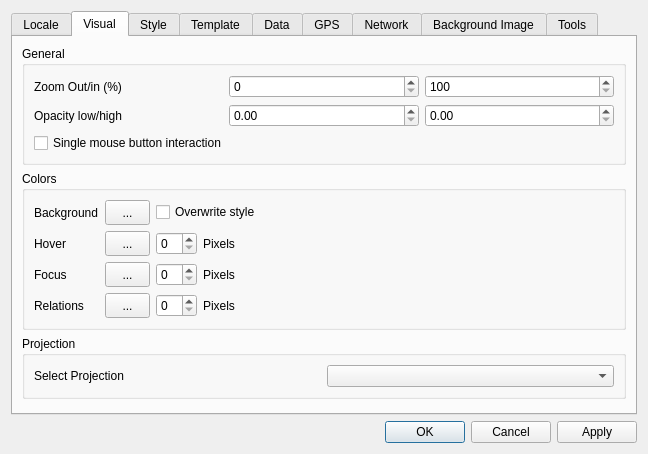
Qt form Preferences/PreferencesDialog.ui (openstreetmap/merkaartor) before a commit.
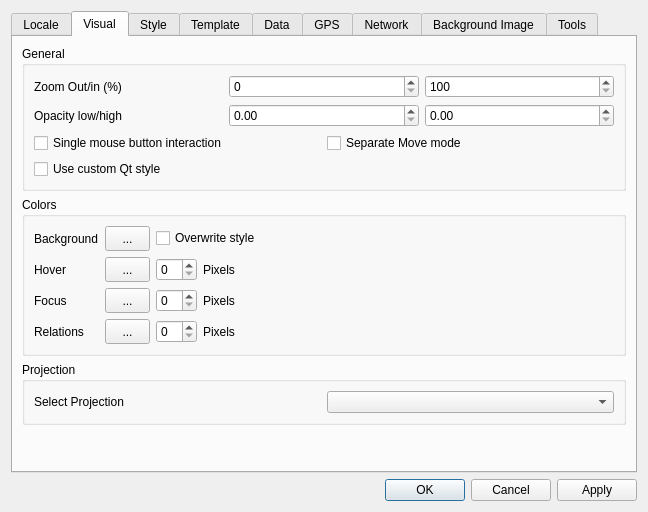
The same form after that commit.

Commit message: FIX : Cache preferences values for quicker access. FIX : Crash wen reloading MDC when no layer specified in the command XML (fixes #1434) ADD : "Offline" mode switch. ADD : Add a "Separate Move Mode" preference to remove "Move" mode. Moving features will be done from the "Edit" mode if deactivated. Only selected feature can be moved, then.

```diff
--- a/Preferences/PreferencesDialog.ui
+++ b/Preferences/PreferencesDialog.ui
@@ -2,13 +2,13 @@
 <ui version="4.0">
  <author>Chris Browet</author>
  <class>PreferencesDialog</class>
- <widget class="QDialog" name="PreferencesDialog">
-  <property name="geometry">
+ <widget class="QDialog" name="PreferencesDialog" >
+  <property name="geometry" >
    <rect>
     <x>0</x>
     <y>0</y>
     <width>648</width>
-    <height>454</height>
+    <height>512</height>
    </rect>
   </property>
   <property name="windowTitle">
@@ -161,11 +161,29 @@
            </layout>
           </item>
           <item>
-           <widget class="QCheckBox" name="cbMouseSingleButton">
-            <property name="text">
-             <string>Single mouse button interaction</string>
-            </property>
-           </widget>
+           <layout class="QGridLayout" name="gridLayout" >
+            <item row="0" column="1" >
+             <widget class="QCheckBox" name="cbSeparateMoveMode" >
+              <property name="text" >
+               <string>Separate Move mode</string>
+              </property>
+             </widget>
+            </item>
+            <item row="0" column="0" >
+             <widget class="QCheckBox" name="cbMouseSingleButton" >
+              <property name="text" >
+               <string>Single mouse button interaction</string>
+              </property>
+             </widget>
+            </item>
+            <item row="1" column="0" >
+             <widget class="QCheckBox" name="cbCustomStyle" >
+              <property name="text" >
+               <string>Use custom Qt style</string>
+              </property>
+             </widget>
+            </item>
+           </layout>
           </item>
          </layout>
         </widget>
```
Left out of the diff: 707 changed lines with no effect on the pictures. The commit also changes 36 other files.
